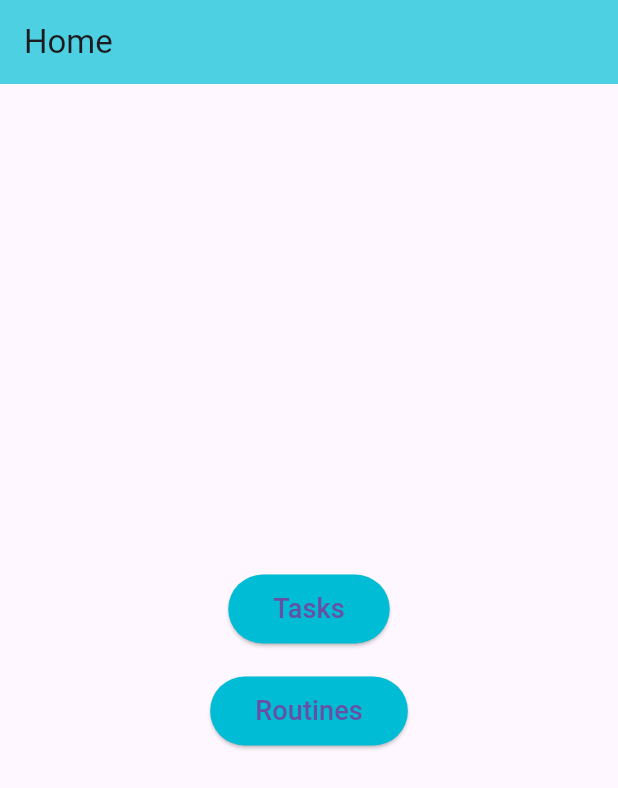
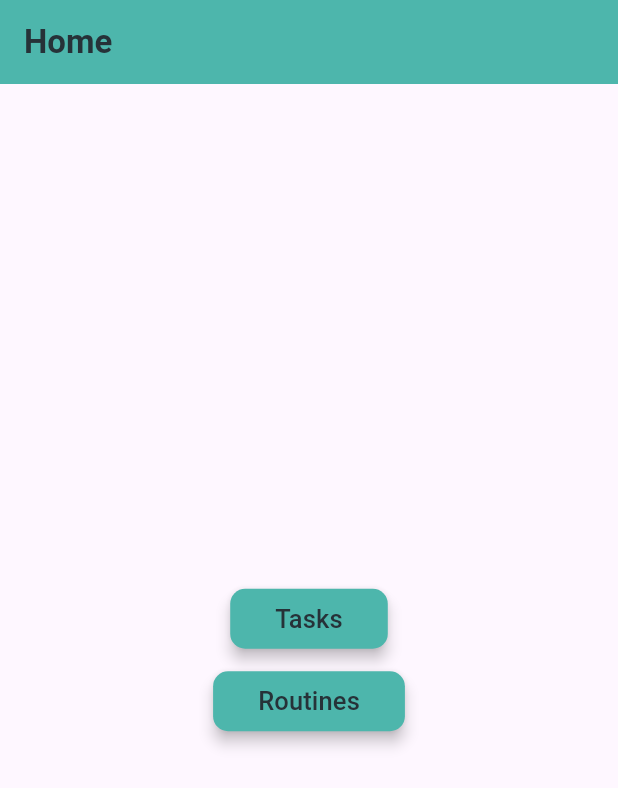
Before and after one commit to rSanches35/ES.24-DDM_PlaninMe, a Flutter app: the screen it shows after launch, on a phone screen of 412 x 824 dp. Shown: the top 788 px of the screen. Run offline on Flutter 3.47's test engine with Material 3 defaults, Android fonts, the phone set to English and light mode, and no system bars; our stand-ins replace sqflite; accounts and stored records are empty.

Commit message:
Ajustes visuais Home

```diff
--- a/planin_me/lib/app/widget/home.dart
+++ b/planin_me/lib/app/widget/home.dart
@@ -9,49 +9,56 @@ class Home extends StatelessWidget {
   Widget build(BuildContext context) {
     return Scaffold(
       appBar: AppBar(
-        title: const Text('Home'),
-        backgroundColor: Colors.cyan[300],
+        title: Text('Home',
+          style: TextStyle(
+            fontWeight: FontWeight.bold,
+            color: Colors.blueGrey[900],
+          ),
+        ),
+        backgroundColor: Colors.teal[300],
       ),
       body: Center(
         child: Column(
           mainAxisAlignment: MainAxisAlignment.center,
           children: [
-            // First Button: "Routines"
             ElevatedButton(
               onPressed: () {
-                // Action when "Routines" is pressed
                 Navigator.push(
                   context,
                   MaterialPageRoute(builder: (context) => const TaskList()),
                 );
               },
               style: ElevatedButton.styleFrom(
-                backgroundColor: Colors.cyan, // Background color
-                padding: const EdgeInsets.symmetric(horizontal: 30, vertical: 10),
+                backgroundColor: Colors.teal[300],
+                foregroundColor: Colors.blueGrey[900],
+                elevation: 4,
+                padding: const EdgeInsets.symmetric(horizontal: 30, vertical: 5),
+                shape: RoundedRectangleBorder(
+                  borderRadius: BorderRadius.circular(10),
+                ),
               ),
-              child: const Text(
-                'Tasks',
-                style: TextStyle(fontSize: 18),
+              child: const Text('Tasks',
+                style: TextStyle(fontSize: 17),
               ),
             ),
-            const SizedBox(height: 20), // Space between buttons
-
-            // Second Button: "Tasks"
+            const SizedBox(height: 7),
             ElevatedButton(
               onPressed: () {
-                // Action when "Tasks" is pressed
-                Navigator.push(
-                  context,
+                Navigator.push(context,
                   MaterialPageRoute(builder: (context) => const RoutineList()),
                 );
               },
               style: ElevatedButton.styleFrom(
-                backgroundColor: Colors.cyan,
-                padding: const EdgeInsets.symmetric(horizontal: 30, vertical: 10),
+                backgroundColor: Colors.teal[300],
+                foregroundColor: Colors.blueGrey[900],
+                elevation: 4,
+                padding: const EdgeInsets.symmetric(horizontal: 30, vertical: 5),
+                shape: RoundedRectangleBorder(
+                  borderRadius: BorderRadius.circular(10),
+                ),
               ),
-              child: const Text(
-                'Routines',
-                style: TextStyle(fontSize: 18),
+              child: const Text('Routines',
+                style: TextStyle(fontSize: 17),
               ),
             ),
           ],
```
